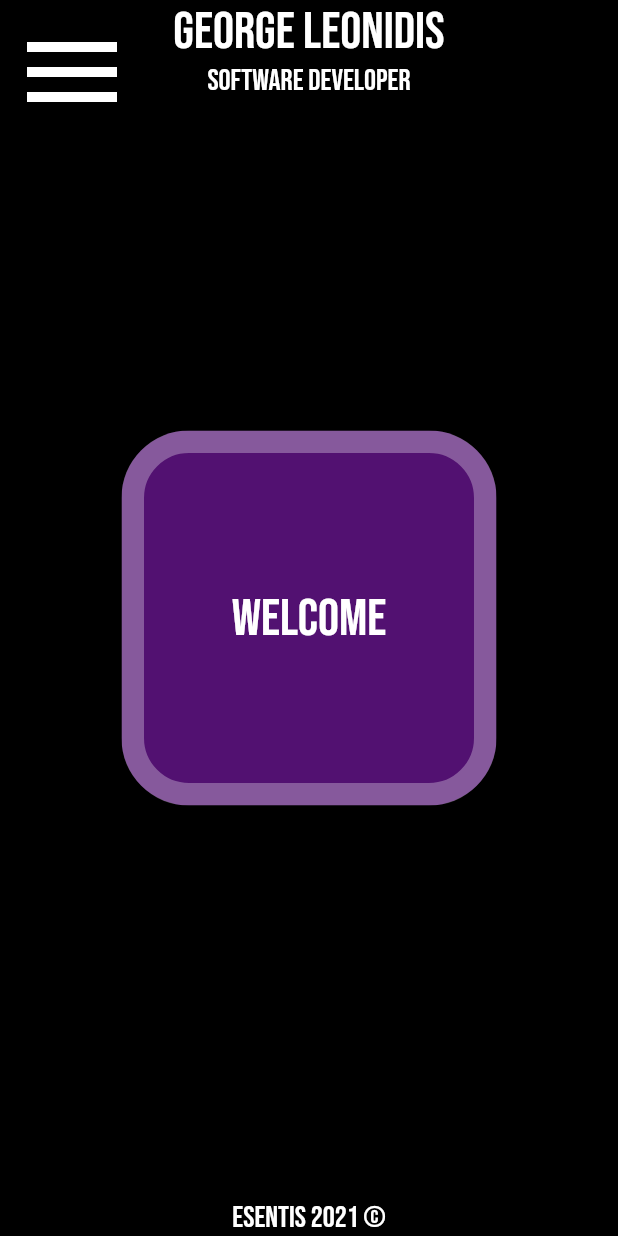
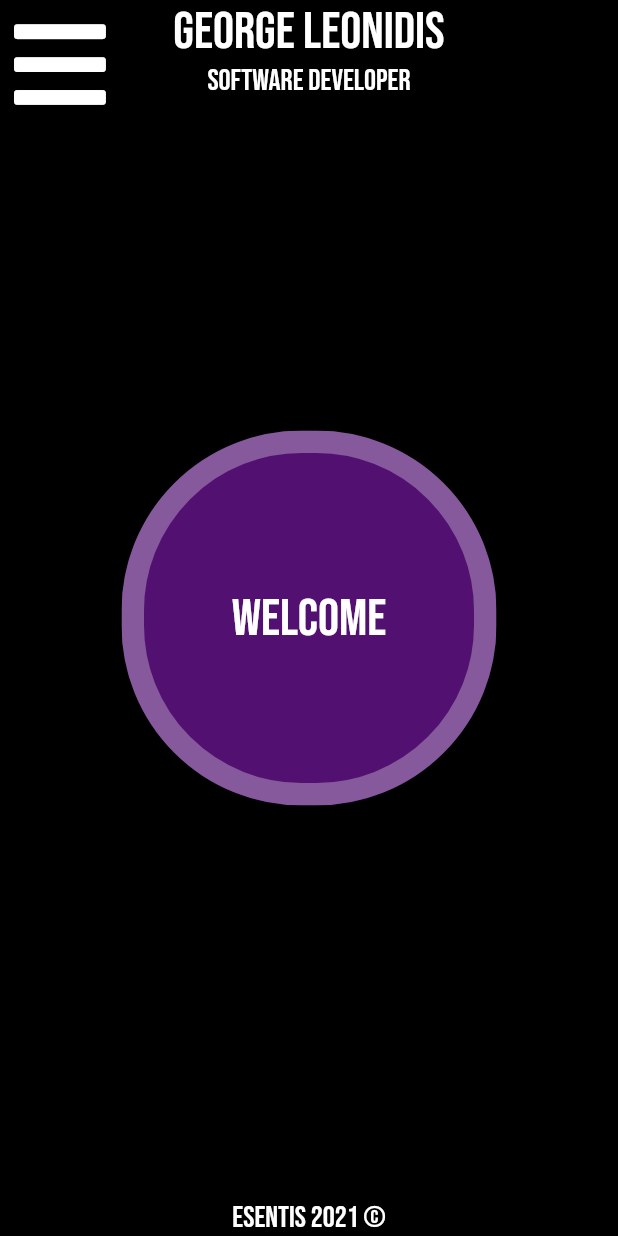
Before and after one commit to esentis/personal-website-flutter, a Flutter app: the screen it shows after launch, on a phone screen of 412 x 824 dp. Run offline on Flutter 3.47's test engine with Material 2 defaults, Android fonts, the phone set to English and light mode, and no system bars; drawn by our look-alikes of flutter_zoom_drawer; our stand-ins replace cloud_firestore, firebase_core, font_awesome_flutter, get, google_fonts, logger and 4 more; accounts and stored records are empty.

Commit message:
Changes design.
Changes drawer animation.
Menu has been repositioned.
Adds animation on footer title.

```diff
--- a/lib/pages/desktop/landing_page_desktop.dart
+++ b/lib/pages/desktop/landing_page_desktop.dart
@@ -8,6 +8,7 @@ import 'package:flutter/material.dart';
 import 'package:esentispws/constants.dart';
 import 'package:flutter/rendering.dart';
 import 'package:flutter_zoom_drawer/flutter_zoom_drawer.dart';
+import 'package:font_awesome_flutter/font_awesome_flutter.dart';
 import 'package:google_fonts/google_fonts.dart';
 import 'package:logger/logger.dart';
 import 'package:simple_animations/simple_animations.dart';
@@ -47,9 +48,10 @@ class _LandingPageDesktopState extends State<LandingPageDesktop>
 
   bool isDrawerOpen = false;
   bool globalTapToDismiss = false;
+  bool isLoading = true;
 
-  double width = 350;
-  double height = 150;
+  double width = 250;
+  double height = 250;
 
   double fontSize = 45;
   double copyRightFontSize = 20;
@@ -69,6 +71,15 @@ class _LandingPageDesktopState extends State<LandingPageDesktop>
         milliseconds: 700,
       ),
     )..curve(Curves.easeInOut);
+
+    void prepareStuff() {}
+
+    WidgetsBinding.instance.addPostFrameCallback((_) {
+      // This is mainly to get zoomController values and first it has to be assigned and built.
+      setState(() {
+        isLoading = false;
+      });
+    });
   }
 
   @override
@@ -79,6 +90,7 @@ class _LandingPageDesktopState extends State<LandingPageDesktop>
   @override
   Widget build(BuildContext context) {
     return ZoomDrawer(
+      slideWidth: 259,
       controller: _zoomDrawerController,
       menuScreen: Scaffold(
         backgroundColor: Colors.black,
@@ -86,34 +98,95 @@ class _LandingPageDesktopState extends State<LandingPageDesktop>
           menu: Stack(
             children: [
               Positioned(
-                left: 100,
-                top: 100,
-                child: TextButton(
+                left: 40,
+                top: MediaQuery.of(context).size.height * .4,
+                child: Column(
+                  mainAxisAlignment: MainAxisAlignment.start,
+                  crossAxisAlignment: CrossAxisAlignment.baseline,
+                  textBaseline: TextBaseline.alphabetic,
+                  children: [
+                    TextButton(
                       onPressed: () {
                         setState(
                           () {
                             currentScreen = screens.PORTFOLIO;
+                            _zoomDrawerController.close();
                           },
                         );
                       },
-                  child: Text(
+                      child: Row(
+                        mainAxisAlignment: MainAxisAlignment.center,
+                        children: [
+                          const FaIcon(
+                            FontAwesomeIcons.fileCode,
+                            size: 45,
+                          ),
+                          const SizedBox(
+                            width: 10,
+                          ),
+                          Text(
                             'Portfolio',
                             style: kStyleDefault,
                           ),
+                        ],
                       ),
                     ),
-              Positioned(
-                left: 100,
-                top: 200,
-                child: TextButton(
+                    const SizedBox(
+                      height: 20,
+                    ),
+                    TextButton(
                       onPressed: () {
                         setState(() {
                           currentScreen = screens.CONTACT;
+                          _zoomDrawerController.close();
                         });
                       },
-                  child: Text(
+                      child: Row(
+                        mainAxisAlignment: MainAxisAlignment.center,
+                        children: [
+                          const FaIcon(
+                            FontAwesomeIcons.addressBook,
+                            size: 45,
+                          ),
+                          const SizedBox(
+                            width: 10,
+                          ),
+                          Text(
                             'Contact',
                             style: kStyleDefault,
+                          ),
+                        ],
+                      ),
+                    ),
+                  ],
+                ),
+              ),
+              isLoading
+                  ? const Center(child: CircularProgressIndicator())
+                  : Positioned(
+                      bottom: 0,
+                      left: MediaQuery.of(context).size.width * .3,
+                      right: MediaQuery.of(context).size.width * .3,
+                      child: ValueListenableBuilder(
+                        valueListenable: _zoomDrawerController.stateNotifier,
+                        builder: (context, drawerState, child) =>
+                            AnimatedOpacity(
+                          opacity: drawerState == DrawerState.open ? 1 : 0,
+                          duration: const Duration(milliseconds: 400),
+                          curve: Curves.easeInOut,
+                          child: Center(
+                            child: AnimatedDefaultTextStyle(
+                              duration: const Duration(milliseconds: 400),
+                              curve: Curves.easeInOut,
+                              style: GoogleFonts.bebasNeue(
+                                color: Colors.white,
+                                fontSize: copyRightFontSize,
+                              ),
+                              child: const Text(
+                                'esentis 2021 ©',
+                              ),
+                            ),
+                          ),
                         ),
                       ),
                     ),
@@ -122,24 +195,12 @@ class _LandingPageDesktopState extends State<LandingPageDesktop>
         ),
       ),
       // slideWidth: 12,
-      angle: 0,
-      duration: const Duration(milliseconds: 900),
-      openCurve: Curves.fastOutSlowIn,
+      duration: const Duration(milliseconds: 600),
+      openCurve: Curves.easeInOut,
       closeCurve: Curves.bounceIn,
       style: DrawerStyle.Style1,
 
-      mainScreen: Listener(
-        onPointerDown: (event) {
-          if (_zoomDrawerController.isOpen()) {
-            logger.wtf('Closing drawer by global tap');
-            setState(() {
-              _zoomDrawerController.close();
-              isDrawerOpen = false;
-              _menuAnimationController.animateBack(0);
-            });
-          }
-        },
-        child: Scaffold(
+      mainScreen: Scaffold(
         backgroundColor: Colors.black,
         body: Stack(
           children: [
@@ -206,8 +267,6 @@ class _LandingPageDesktopState extends State<LandingPageDesktop>
                         Container(
                           width: 80,
                           height: 80,
-                            child: IgnorePointer(
-                              ignoring: isDrawerOpen,
                           child: IconButton(
                             onPressed: () {
                               setState(() {
@@ -215,15 +274,16 @@ class _LandingPageDesktopState extends State<LandingPageDesktop>
                                   isDrawerOpen = true;
                                   _zoomDrawerController.open();
                                   _menuAnimationController.forward();
+                                } else if (_zoomDrawerController.isOpen()) {
+                                  _zoomDrawerController.close();
+                                  _menuAnimationController.animateBack(0);
                                 }
                               });
                             },
-                                icon: AnimatedIcon(
-                                  progress: _menuAnimationController,
-                                  icon: AnimatedIcons.menu_close,
-                                  size: 80,
+                            icon: const FaIcon(
+                              FontAwesomeIcons.bars,
                               color: Colors.white,
-                                ),
+                              size: 70,
                             ),
                           ),
                         ),
@@ -257,27 +317,21 @@ class _LandingPageDesktopState extends State<LandingPageDesktop>
                                   transform: Matrix4.rotationY(angle)
                                     ..rotateZ(angle * 200),
                                   curve: Curves.easeInOut,
-                                    width: isDrawerOpen
-                                        ? 250
-                                        : currentScreen == screens.HOME
-                                            ? 250
-                                            : currentScreen == screens.PORTFOLIO
-                                                ? 350
-                                                : MediaQuery.of(context)
-                                                        .size
-                                                        .width *
-                                                    .2,
-                                    height: isDrawerOpen
-                                        ? 250
-                                        : currentScreen == screens.HOME
+                                  width: currentScreen == screens.HOME
                                       ? 250
                                       : currentScreen == screens.PORTFOLIO
                                           ? 250
-                                                : 350,
+                                          : 400,
+                                  height: currentScreen == screens.HOME
+                                      ? 250
+                                      : currentScreen == screens.PORTFOLIO
+                                          ? 250
+                                          : MediaQuery.of(context).size.height *
+                                              .6,
                                   decoration: BoxDecoration(
                                     color: kColorPurple.withOpacity(0.6),
                                     borderRadius: BorderRadius.circular(
-                                        isDrawerOpen ? 120 : 45,
+                                      120,
                                     ),
                                     border: Border.all(
                                       width: 15,
@@ -302,8 +356,7 @@ class _LandingPageDesktopState extends State<LandingPageDesktop>
                                                   color: Colors.white,
                                                 ),
                                               )
-                                              : currentScreen ==
-                                                      screens.PORTFOLIO
+                                            : currentScreen == screens.PORTFOLIO
                                                 ? PortfolioPage()
                                                 : ContactInfo(),
                                       ),
@@ -330,9 +383,24 @@ class _LandingPageDesktopState extends State<LandingPageDesktop>
                                 copyRightFontSize -= 15;
                               });
                             },
+                            child: isLoading
+                                ? const Center(
+                                    child: CircularProgressIndicator())
+                                : ValueListenableBuilder(
+                                    valueListenable:
+                                        _zoomDrawerController.stateNotifier,
+                                    builder: (context, drawerState, child) =>
+                                        AnimatedOpacity(
+                                      opacity: drawerState == DrawerState.open
+                                          ? 0
+                                          : 1,
+                                      duration:
+                                          const Duration(milliseconds: 400),
+                                      curve: Curves.easeInOut,
                                       child: Center(
                                         child: AnimatedDefaultTextStyle(
-                                  duration: const Duration(milliseconds: 400),
+                                          duration:
+                                              const Duration(milliseconds: 400),
                                           curve: Curves.easeInOut,
                                           style: GoogleFonts.bebasNeue(
                                             color: Colors.white,
@@ -340,6 +408,8 @@ class _LandingPageDesktopState extends State<LandingPageDesktop>
                                           ),
                                           child: const Text(
                                             'esentis 2021 ©',
+                                          ),
+                                        ),
                                       ),
                                     ),
                                   ),
@@ -354,7 +424,6 @@ class _LandingPageDesktopState extends State<LandingPageDesktop>
           ],
         ),
       ),
-      ),
     );
   }
 }
```
Lines whose indentation alone changed are shown as unchanged.
